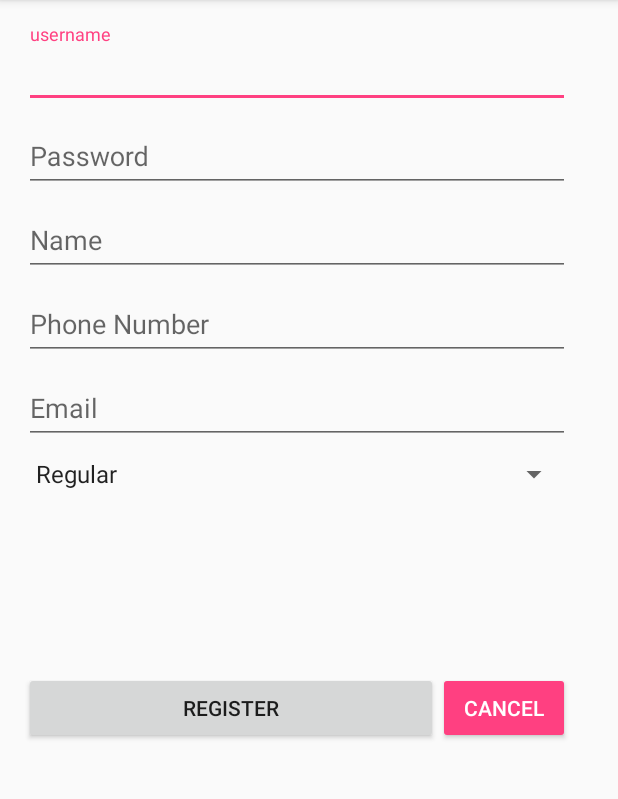
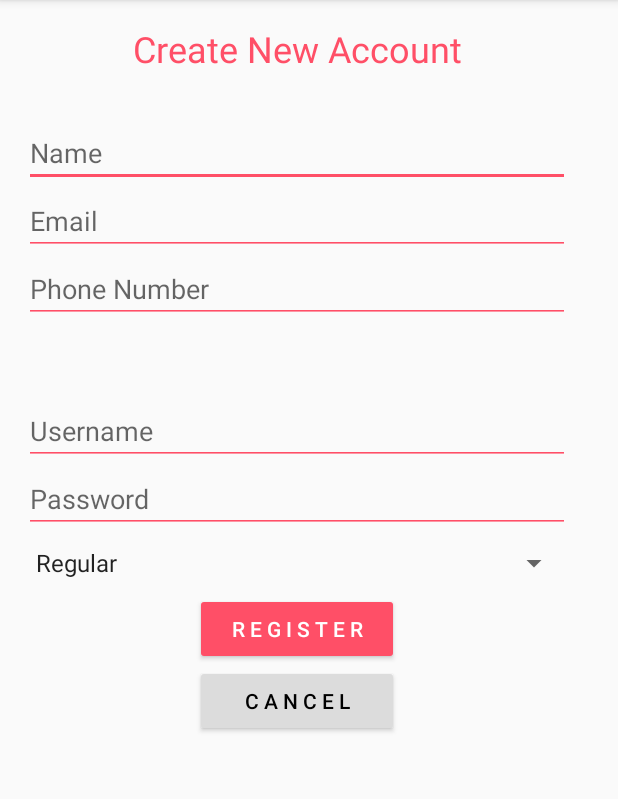
Before and after one commit to capuanomat/Where-s-my-stuff2, an Android app: the screen it shows after launch (RegistrationActivity), after a tap on "R E G I S T E R", on a phone screen of 412 x 824 dp, the part 84-883 px from its top. Run offline under Robolectric (Android 15) with nearby library versions, the phone set to English and light mode, and no system bars.

Commit message:
UI Registration
Changes to registration screen

```diff
--- a/Where'sMyStuff/app/src/main/res/layout/activity_registration_screen.xml
+++ b/Where'sMyStuff/app/src/main/res/layout/activity_registration_screen.xml
@@ -12,14 +12,6 @@
 
     <!-- Login progress -->
 
-    <ProgressBar
-        android:id="@+id/login_progress"
-        style="?android:attr/progressBarStyleLarge"
-        android:layout_width="wrap_content"
-        android:layout_height="wrap_content"
-        android:layout_marginBottom="8dp"
-        android:visibility="gone" />
-
     <ScrollView
         android:id="@+id/login_form"
         android:layout_width="364dp"
@@ -32,47 +24,64 @@
             android:layout_height="wrap_content"
             android:orientation="vertical">
 
+            <TextView
+                android:id="@+id/textView"
+                android:layout_width="match_parent"
+                android:layout_height="63dp"
+                android:text="Create New Account"
+                android:textAlignment="center"
+                android:textColor="#FF4F67"
+                android:textSize="24sp" />
+
+            <ProgressBar
+                android:id="@+id/login_progress"
+                style="?android:attr/progressBarStyleLarge"
+                android:layout_width="match_parent"
+                android:layout_height="wrap_content"
+                android:layout_marginBottom="8dp"
+                android:visibility="gone" />
+
             <android.support.design.widget.TextInputLayout
                 android:id="@+id/usernameLayout"
                 android:layout_width="match_parent"
                 android:layout_height="match_parent">
 
-                <EditText
-                    android:id="@+id/username"
-                    android:layout_width="match_parent"
-                    android:layout_height="wrap_content"
-                    android:hint="username" />
             </android.support.design.widget.TextInputLayout>
+
+            <EditText
+                android:id="@+id/name"
+                android:layout_width="match_parent"
+                android:layout_height="wrap_content"
+                android:backgroundTint="#FF4F67"
+                android:hint="Name"
+                android:singleLine="false" />
+
+            <EditText
+                android:id="@+id/email"
+                android:layout_width="match_parent"
+                android:layout_height="wrap_content"
+                android:backgroundTint="#FF4F67"
+                android:hint="Email" />
 
             <android.support.design.widget.TextInputLayout
                 android:id="@+id/passwordLayout"
                 android:layout_width="match_parent"
                 android:layout_height="wrap_content">
 
-                <EditText
-                    android:id="@+id/password"
-                    android:layout_width="match_parent"
-                    android:layout_height="wrap_content"
-                    android:hint="@string/prompt_password"
-                    android:imeActionId="@+id/login"
-                    android:imeActionLabel="@string/action_sign_in_short"
-                    android:imeOptions="actionUnspecified"
-                    android:inputType="textPassword"
-                    android:maxLines="1"
-                    android:singleLine="true" />
+            </android.support.design.widget.TextInputLayout>
 
-            </android.support.design.widget.TextInputLayout>
+            <EditText
+                android:id="@+id/phoneNumber"
+                android:layout_width="match_parent"
+                android:layout_height="wrap_content"
+                android:backgroundTint="#FF4F67"
+                android:hint="Phone Number"
+                android:inputType="number" />
 
             <android.support.design.widget.TextInputLayout
                 android:id="@+id/nameLayout"
                 android:layout_width="match_parent"
                 android:layout_height="match_parent">
-
-                <EditText
-                    android:id="@+id/name"
-                    android:layout_width="match_parent"
-                    android:layout_height="wrap_content"
-                    android:hint="Name" />
 
             </android.support.design.widget.TextInputLayout>
 
@@ -81,13 +90,6 @@
                 android:layout_width="match_parent"
                 android:layout_height="match_parent">
 
-                <EditText
-                    android:id="@+id/phoneNumber"
-                    android:layout_width="match_parent"
-                    android:layout_height="wrap_content"
-                    android:hint="Phone Number"
-                    android:inputType="number" />
-
             </android.support.design.widget.TextInputLayout>
 
             <android.support.design.widget.TextInputLayout
@@ -95,12 +97,32 @@
                 android:layout_width="match_parent"
                 android:layout_height="match_parent">
 
-                <EditText
-                    android:id="@+id/email"
-                    android:layout_width="match_parent"
-                    android:layout_height="wrap_content"
-                    android:hint="Email" />
             </android.support.design.widget.TextInputLayout>
+
+            <Space
+                android:layout_width="329dp"
+                android:layout_height="49dp" />
+
+            <EditText
+                android:id="@+id/username"
+                android:layout_width="match_parent"
+                android:layout_height="wrap_content"
+                android:backgroundTint="#FF4F67"
+                android:hint="Username" />
+
+            <EditText
+                android:id="@+id/password"
+                android:layout_width="match_parent"
+                android:layout_height="wrap_content"
+                android:backgroundTint="#FF4F67"
+                android:fontFamily="sans-serif"
+                android:hint="@string/prompt_password"
+                android:imeActionId="@+id/login"
+                android:imeActionLabel="@string/action_sign_in_short"
+                android:imeOptions="actionUnspecified"
+                android:inputType="textPassword"
+                android:maxLines="1"
+                android:singleLine="true" />
 
             <Spinner
                 android:id="@+id/userTypeSpinner"
@@ -108,31 +130,27 @@
                 android:layout_height="40dp"
                 android:visibility="visible" />
 
-            <Space
-                android:layout_width="match_parent"
-                android:layout_height="112dp" />
+            <Button
+                android:id="@+id/registerButton"
+                android:layout_width="136dp"
+                android:layout_height="0dp"
+                android:backgroundTint="#FF4F67"
+                android:elevation="5dp"
+                android:text="R e g i s t e r"
+                android:textColor="#FFFFFF"
+                android:layout_gravity="center"
+                android:layout_weight="1" />
 
-            <LinearLayout
-                android:id="@+id/registration_button_form"
-                android:layout_width="match_parent"
-                android:layout_height="58dp"
-                android:orientation="horizontal">
-
-                <Button
-                    android:id="@+id/registerButton"
-                    android:layout_width="wrap_content"
-                    android:layout_height="wrap_content"
-                    android:layout_weight="1"
-                    android:text="Register" />
-
-                <Button
-                    android:id="@+id/buttonCancelRegister"
-                    style="@style/Widget.AppCompat.Button.Colored"
-                    android:layout_width="wrap_content"
-                    android:layout_height="wrap_content"
-                    android:text="@android:string/cancel" />
-
-            </LinearLayout>
+            <Button
+                android:id="@+id/buttonCancelRegister"
+                style="@style/Widget.AppCompat.Button.Colored"
+                android:layout_width="136dp"
+                android:layout_height="wrap_content"
+                android:backgroundTint="#DCDCDC"
+                android:elevation="5dp"
+                android:text="C a n c e l"
+                android:layout_gravity="center"
+                android:textColor="#000000" />
 
         </LinearLayout>
     </ScrollView>
--- a/Where'sMyStuff/app/src/main/res/layout/content_main_screen.xml
+++ b/Where'sMyStuff/app/src/main/res/layout/content_main_screen.xml
@@ -16,6 +16,7 @@
         android:layout_height="wrap_content"
         android:layout_marginBottom="165dp"
         android:backgroundTint="#FF4F67"
+        android:elevation="5dp"
         android:onClick="sendToLogin"
         android:text="L O G I N"
         android:textColor="#FFFFFF"
@@ -32,6 +33,7 @@
         android:layout_height="wrap_content"
         android:layout_marginBottom="77dp"
         android:layout_marginTop="8dp"
+        android:elevation="5dp"
         android:text="R E G I S T E R"
         app:layout_constraintBottom_toBottomOf="parent"
         app:layout_constraintLeft_toLeftOf="parent"
```
